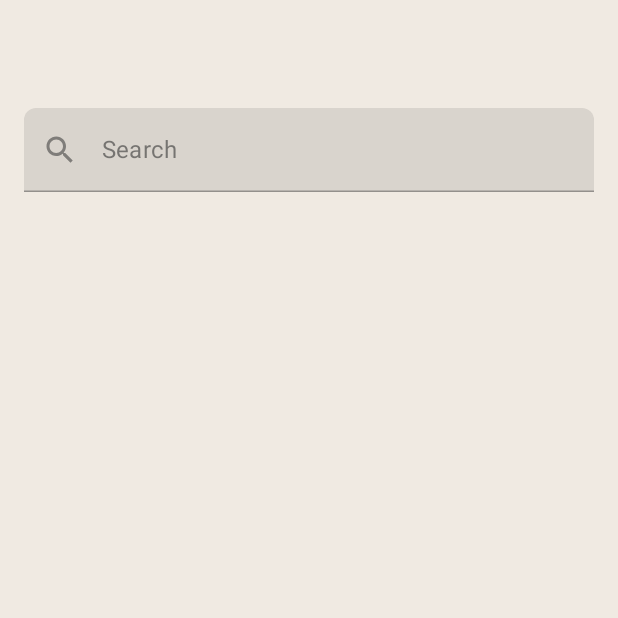
After one commit to mouhsinandroid/MySoothe_Compose_UI, an Android app built with Jetpack Compose: the composable HomeScreen shown on its own in the app's theme, on a phone screen of 412 x 824 dp, the top half of it. The commit adds this screen. Run offline under Robolectric (Android 15) with nearby library versions, the phone set to English and light mode, and no system bars.

Commit message:
Stubbing home screen.

```diff
--- /dev/null
+++ b/app/src/main/java/com/mouhsinbourqaiba/mysoothe_challenge/HomeScreen.kt
@@ -0,0 +1,51 @@
+package com.mouhsinbourqaiba.mysoothe_challenge
+
+import android.content.res.Configuration
+import androidx.compose.foundation.layout.*
+import androidx.compose.material.MaterialTheme
+import androidx.compose.material.Surface
+import androidx.compose.material.icons.Icons
+import androidx.compose.material.icons.filled.Search
+import androidx.compose.runtime.Composable
+import androidx.compose.ui.Modifier
+import androidx.compose.ui.tooling.preview.Preview
+import androidx.compose.ui.unit.dp
+import com.mouhsinbourqaiba.mysoothe_challenge.ui.theme.MySootheChallengeTheme
+
+@Composable
+fun HomeScreen() {
+    Surface(
+        modifier = Modifier.fillMaxSize(),
+        color = MaterialTheme.colors.background
+    ) {
+        Column(
+            modifier = Modifier.padding(horizontal = 16.dp)
+        ) {
+            Spacer(modifier = Modifier.height(72.dp))
+
+            MySootheTextField(
+                labelText = "Search",
+                leadingIcon = Icons.Default.Search
+            )
+
+        }
+    }
+
+}
+
+@Preview(
+    name = "Night Mode",
+    uiMode = Configuration.UI_MODE_NIGHT_YES,
+)
+
+@Preview(
+    name = "Day Mode",
+    uiMode = Configuration.UI_MODE_NIGHT_NO,
+)
+
+@Composable
+private fun HomeScreenPreview() {
+    MySootheChallengeTheme {
+        HomeScreen()
+    }
+}
--- a/app/src/main/java/com/mouhsinbourqaiba/mysoothe_challenge/MainActivity.kt
+++ b/app/src/main/java/com/mouhsinbourqaiba/mysoothe_challenge/MainActivity.kt
@@ -15,7 +15,7 @@ class MainActivity : ComponentActivity() {
         super.onCreate(savedInstanceState)
         setContent {
             MySootheChallengeTheme {
-                LoginScreen()
+                HomeScreen()
             }
         }
     }
@@ -26,6 +26,6 @@ class MainActivity : ComponentActivity() {
 @Composable
 fun DefaultPreview() {
     MySootheChallengeTheme {
-        WelcomeScreen()
+        HomeScreen()
     }
 }
--- a/app/src/main/java/com/mouhsinbourqaiba/mysoothe_challenge/MySootheTextField.kt
+++ b/app/src/main/java/com/mouhsinbourqaiba/mysoothe_challenge/MySootheTextField.kt
@@ -1,16 +1,18 @@
 package com.mouhsinbourqaiba.mysoothe_challenge
 
-import androidx.compose.foundation.layout.fillMaxHeight
-import androidx.compose.foundation.layout.fillMaxSize
+
 import androidx.compose.foundation.layout.fillMaxWidth
+import androidx.compose.material.Icon
 import androidx.compose.material.Text
 import androidx.compose.material.TextField
 import androidx.compose.runtime.Composable
 import androidx.compose.ui.Modifier
+import androidx.compose.ui.graphics.vector.ImageVector
 
 @Composable
 fun MySootheTextField(
-    labelText: String
+    labelText: String,
+    leadingIcon: ImageVector? = null
 ) {
     TextField(
         value = "",
@@ -18,6 +20,14 @@ fun MySootheTextField(
         label = {
             Text(text = labelText)
         },
-        modifier = Modifier.fillMaxWidth()
+        modifier = Modifier.fillMaxWidth(),
+        leadingIcon = {
+            if(leadingIcon != null) {
+                Icon(
+                    leadingIcon,
+                    contentDescription = null
+                )
+            }
+        }
     )
 }
```
